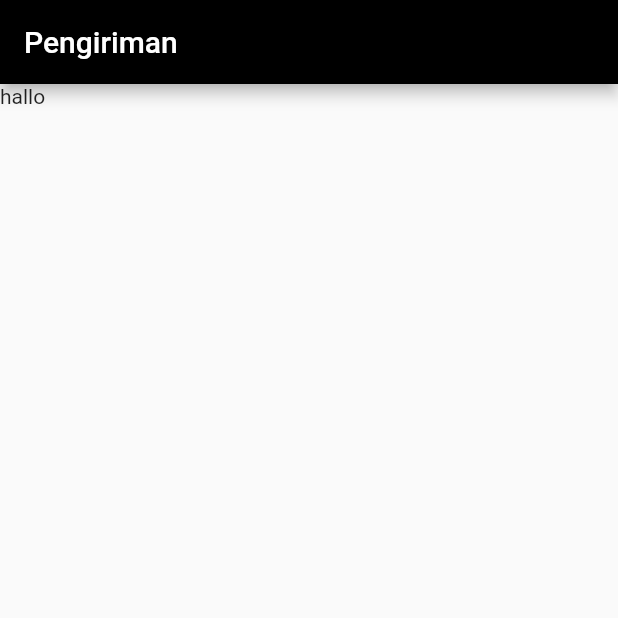
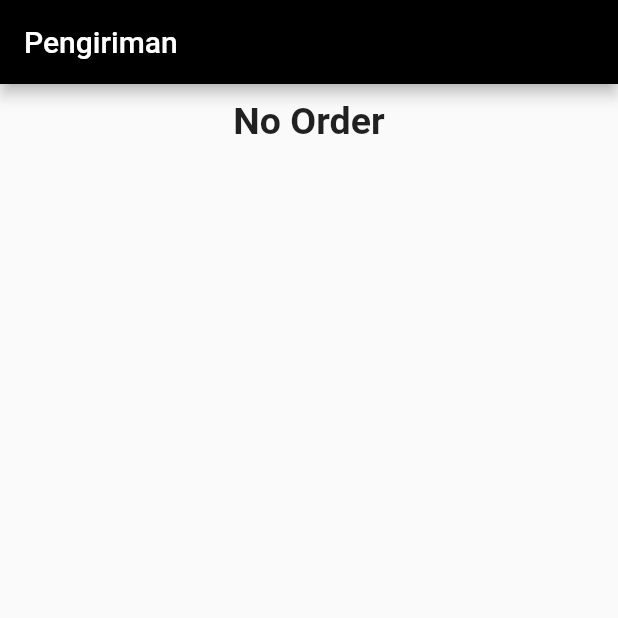
Before and after one commit to wlp26/Project_Ekspedisi, a Flutter app: the screen it shows after launch, on a phone screen of 412 x 824 dp, the top half of it. Run offline on Flutter 3.47's test engine with Material 2 defaults, Android fonts, the light colour scheme and no system bars.

Commit message:
Update pengiriman.dart

```diff
--- a/lib/screens/pengiriman.dart
+++ b/lib/screens/pengiriman.dart
@@ -11,6 +11,19 @@ class _Pengiriman extends State<Pengiriman> {
     return Scaffold(
         appBar:
             AppBar(title: Text("Pengiriman"), backgroundColor: Colors.black),
-        body: Container(child: Column(children: <Widget>[Text("hallo")])));
+        body: Container(
+            child: Column(
+                mainAxisAlignment: MainAxisAlignment.start,
+                crossAxisAlignment: CrossAxisAlignment.stretch,
+                children: <Widget>[
+              Container(
+                padding: EdgeInsets.only(top: 10),
+                child: Text(
+                  "No Order",
+                  style: TextStyle(fontSize: 25, fontWeight: FontWeight.bold),
+                  textAlign: TextAlign.center,
+                ),
+              ),
+            ])));
   }
 }
```
